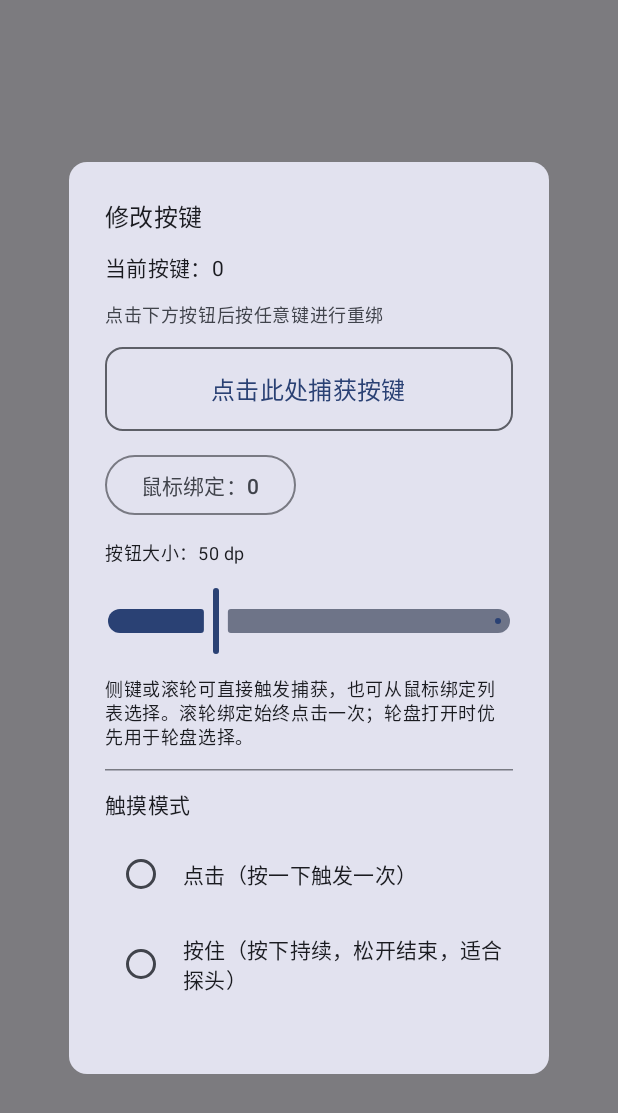
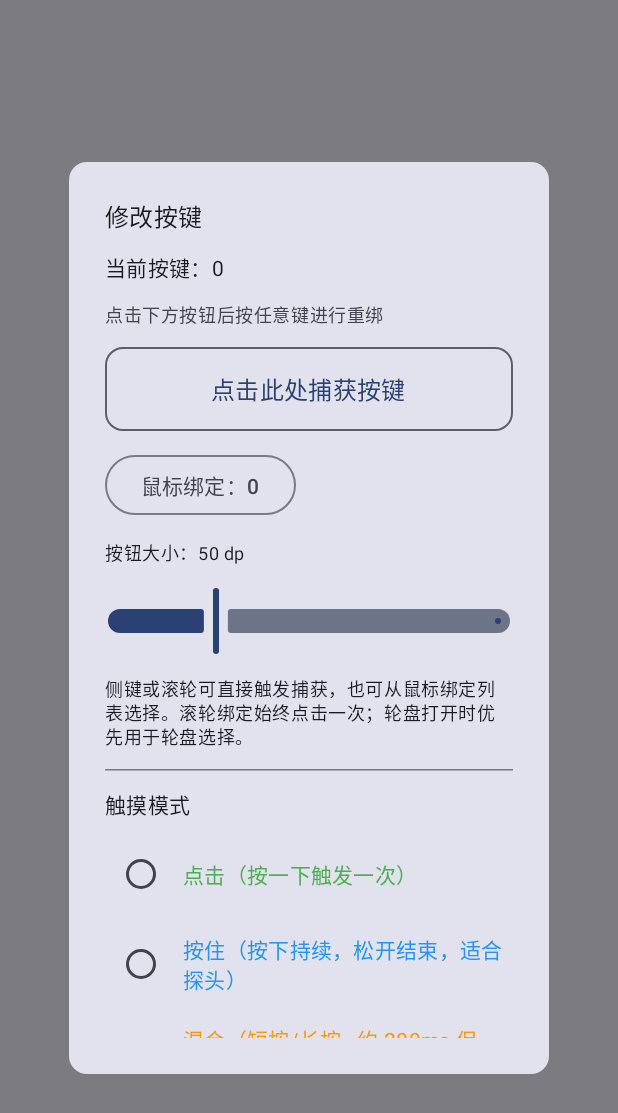
Before and after one commit to xyblue135/key-sync-enhanced, an Android app built with Jetpack Compose: the composable KeyCaptureDialog called with empty values, on a phone screen of 412 x 824 dp. Shown: the top 1113 px of the screen. Run offline under Robolectric (Android 15) with nearby library versions, the phone set to English and light mode, and no system bars; 4 statements that could not run were skipped.

Commit message:
feat: 光标模式 F 键双击 + 触摸模式配色与延迟提示（1.85）
- 光标模式（非射击）且出现过鼠标输入时，按 F 在光标位置快速点两下并吞掉 F 映射；射击模式不受影响
- 点击/按住/混合/轮盘四种触摸模式加固定配色，混合模式标注约 200ms 延迟、不推荐
- 设置页新增颜色图例，README 同步

```diff
--- a/app/build.gradle.kts
+++ b/app/build.gradle.kts
@@ -63,8 +63,8 @@ android {
         applicationId = "com.devoid.keysync"
         minSdk = 29
         targetSdk = 36
-        versionCode = 54
-        versionName = "1.84-android16"
+        versionCode = 55
+        versionName = "1.85-android16"
 
         testInstrumentationRunner = "androidx.test.runner.AndroidJUnitRunner"
     }
--- /dev/null
+++ b/app/src/main/java/com/devoid/keysync/ui/TouchModeUi.kt
@@ -0,0 +1,27 @@
+package com.devoid.keysync.ui
+
+import androidx.compose.material3.MaterialTheme
+import androidx.compose.runtime.Composable
+import androidx.compose.ui.graphics.Color
+import com.devoid.keysync.model.TouchMode
+
+/**
+ * 触摸模式固定配色：点击=绿、按住=蓝、混合=橙（有延迟）、轮盘=紫。
+ * null 表示「跟随全局」，用次要文字色，避免和某个具体模式混淆。
+ */
+@Composable
+fun touchModeColor(mode: TouchMode?): Color = when (mode) {
+    TouchMode.TAP -> Color(0xFF4CAF50)
+    TouchMode.HOLD -> Color(0xFF2196F3)
+    TouchMode.MIXED -> Color(0xFFFF9800)
+    TouchMode.WHEEL -> Color(0xFF9C27B0)
+    null -> MaterialTheme.colorScheme.onSurfaceVariant
+}
+
+/** 下拉与单选里的短名称。 */
+fun touchModeShortName(mode: TouchMode): String = when (mode) {
+    TouchMode.TAP -> "点击"
+    TouchMode.HOLD -> "按住"
+    TouchMode.MIXED -> "混合"
+    TouchMode.WHEEL -> "轮盘"
+}
--- a/app/src/main/java/com/devoid/keysync/ui/overlay/FloatingWindow.kt
+++ b/app/src/main/java/com/devoid/keysync/ui/overlay/FloatingWindow.kt
@@ -45,6 +45,7 @@ import androidx.compose.material3.IconButton
 import androidx.compose.material3.MaterialTheme
 import androidx.compose.material3.OutlinedCard
 import androidx.compose.material3.RadioButton
+import androidx.compose.material3.RadioButtonDefaults
 import androidx.compose.material3.Surface
 import androidx.compose.material3.Slider
 import androidx.compose.material3.Text
@@ -92,6 +93,7 @@ import androidx.savedstate.SavedStateRegistryController
 import androidx.savedstate.SavedStateRegistryOwner
 import com.devoid.keysync.R
 import com.devoid.keysync.ui.MouseInputPicker
+import com.devoid.keysync.ui.touchModeColor
 import com.devoid.keysync.domain.KEYCODE_MMC
 import com.devoid.keysync.model.Profile
 import com.devoid.keysync.model.AppConfig
@@ -817,12 +819,14 @@ fun KeyCaptureDialog(    currentWheelRadius: Float = 50f,
                 ) {
                     RadioButton(
                         selected = selectedMode == mode,
-                        onClick = { selectedMode = mode }
+                        onClick = { selectedMode = mode },
+                        colors = RadioButtonDefaults.colors(selectedColor = touchModeColor(mode))
                     )
                     Text(
                         text = touchModeLabel(mode),
                         modifier = Modifier.padding(start = 4.dp),
-                        style = MaterialTheme.typography.bodyMedium
+                        style = MaterialTheme.typography.bodyMedium,
+                        color = touchModeColor(mode)
                     )
                 }
             }
@@ -834,12 +838,16 @@ fun KeyCaptureDialog(    currentWheelRadius: Float = 50f,
             ) {
                 RadioButton(
                     selected = selectedMode == null,
-                    onClick = { selectedMode = null }
+                    onClick = { selectedMode = null },
+                    colors = RadioButtonDefaults.colors(
+                        selectedColor = MaterialTheme.colorScheme.onSurfaceVariant
+                    )
                 )
                 Text(
                     text = stringResource(R.string.key_touch_mode_global),
                     modifier = Modifier.padding(start = 4.dp),
-                    style = MaterialTheme.typography.bodyMedium
+                    style = MaterialTheme.typography.bodyMedium,
+                    color = MaterialTheme.colorScheme.onSurfaceVariant
                 )
             }
             }
--- a/app/src/main/res/values/strings.xml
+++ b/app/src/main/res/values/strings.xml
@@ -66,7 +66,7 @@
     <string name="key_touch_mode_title">触摸模式</string>
     <string name="key_touch_mode_tap">点击（按一下触发一次）</string>
     <string name="key_touch_mode_hold">按住（按下持续，松开结束，适合探头）</string>
-    <string name="key_touch_mode_mixed">混合（短按/长按）</string>
+    <string name="key_touch_mode_mixed">混合（短按/长按 · 约 200ms 保持，有延迟，不推荐）</string>
     <string name="key_touch_mode_wheel">轮盘（按住 + 鼠标移动 360° 选择）</string>
     <string name="key_touch_mode_global">跟随全局设置</string>
     <string name="shooting_mode_key_title">射击模式切换键</string>
```
Also changed, not shown: app/src/main/java/com/devoid/keysync/domain/EventHandler.kt (+19 -0 lines), app/src/main/java/com/devoid/keysync/service/FloatingWindowStateManager.kt (+8 -0 lines), app/src/main/java/com/devoid/keysync/ui/SettingsScreen.kt (+17 -2 lines), 1 other file.
